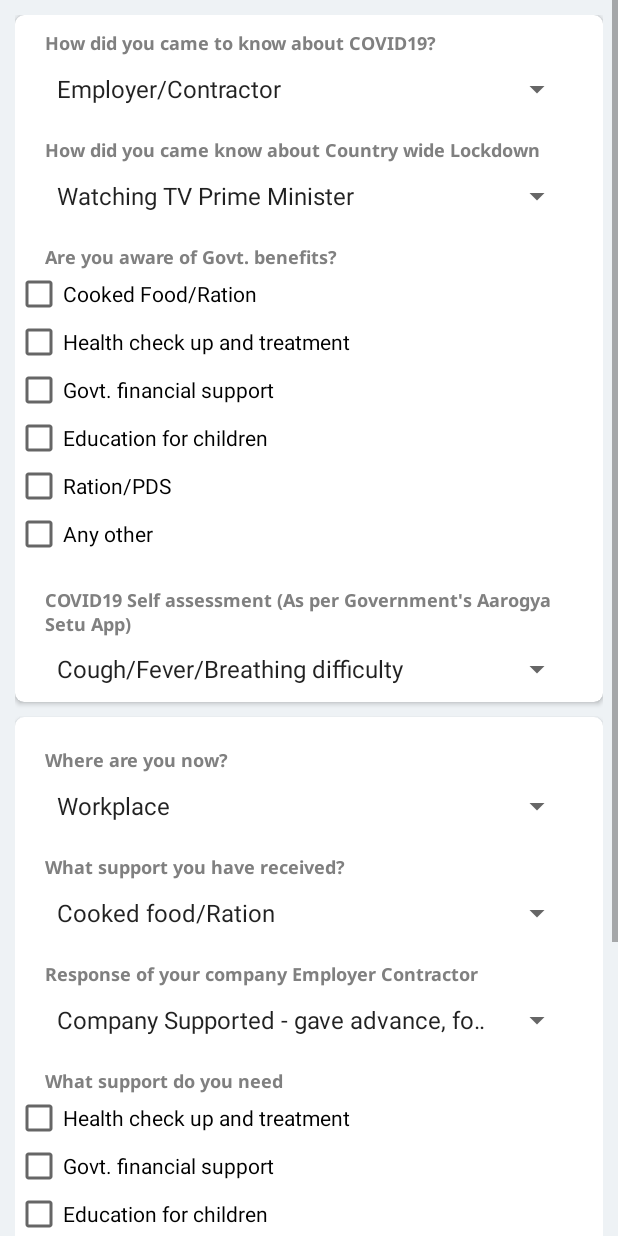
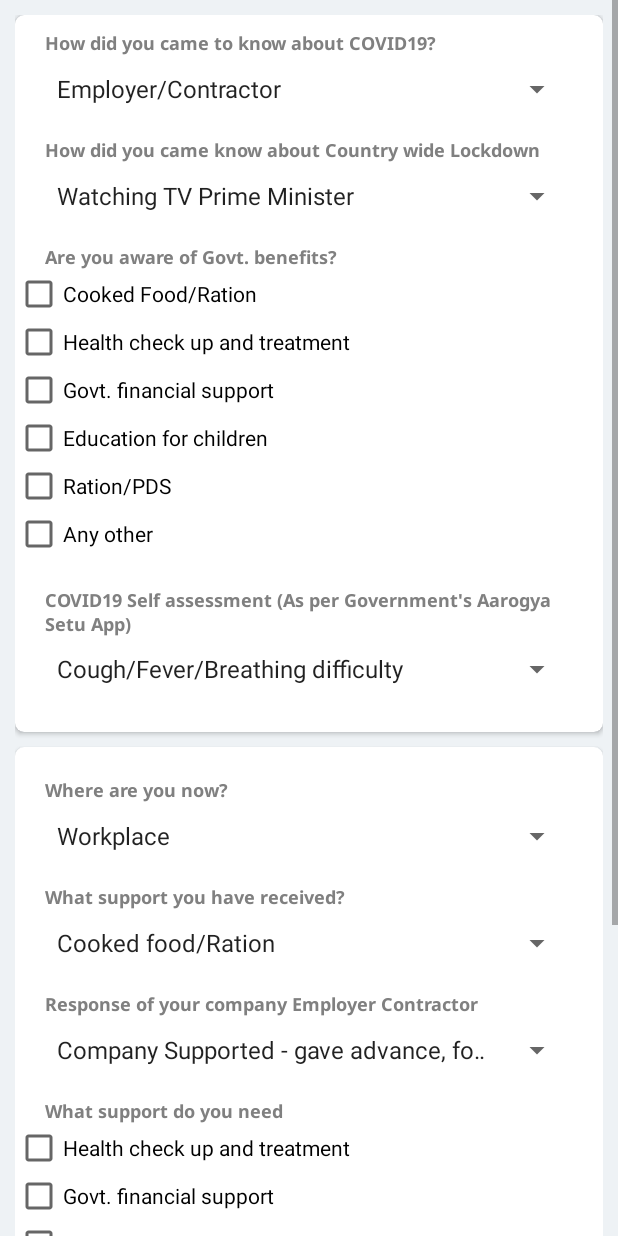
Before and after one commit to htg2704/Migration, an Android app: the fragment AwarenessFragment shown on its own in the app's theme, on a phone screen of 412 x 824 dp. Run offline under Robolectric (Android 15) with nearby library versions, the phone set to English and light mode, and no system bars.

Commit message:
UI changes-3

```diff
--- a/app/build.gradle
+++ b/app/build.gradle
@@ -36,6 +36,7 @@ dependencies {
     implementation 'com.google.firebase:firebase-auth:19.3.0'
     testImplementation 'junit:junit:4.12'
     implementation "androidx.cardview:cardview:1.0.0"
+    implementation 'com.github.smarteist:autoimageslider:1.2.0'
     androidTestImplementation 'androidx.test.ext:junit:1.1.1'
     androidTestImplementation 'androidx.test.espresso:espresso-core:3.2.0'
     implementation 'com.airbnb.android:lottie:2.8.0'
--- a/app/src/main/res/layout/fragment_awareness.xml
+++ b/app/src/main/res/layout/fragment_awareness.xml
@@ -139,7 +139,7 @@
                         android:layout_marginTop="10dp"
                         android:textColor="@color/black"
                         android:layout_marginHorizontal="20dp"
-                        android:layout_marginBottom="10dp"
+                        android:layout_marginBottom="30dp"
                         />
 
                 </LinearLayout>
```
